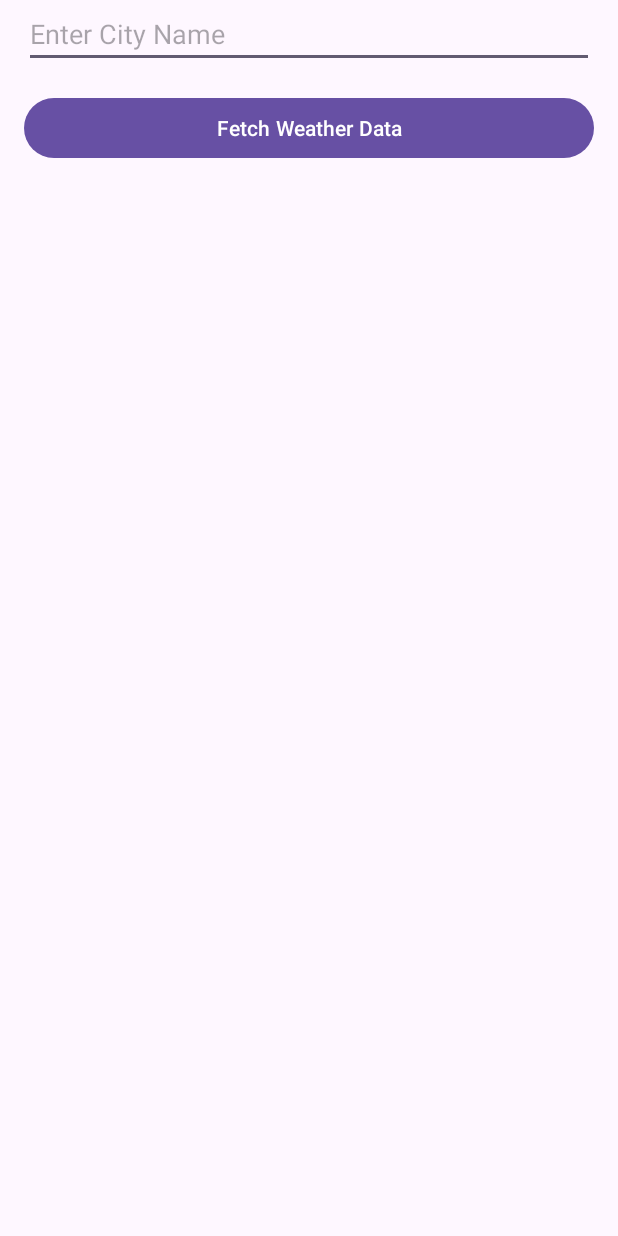
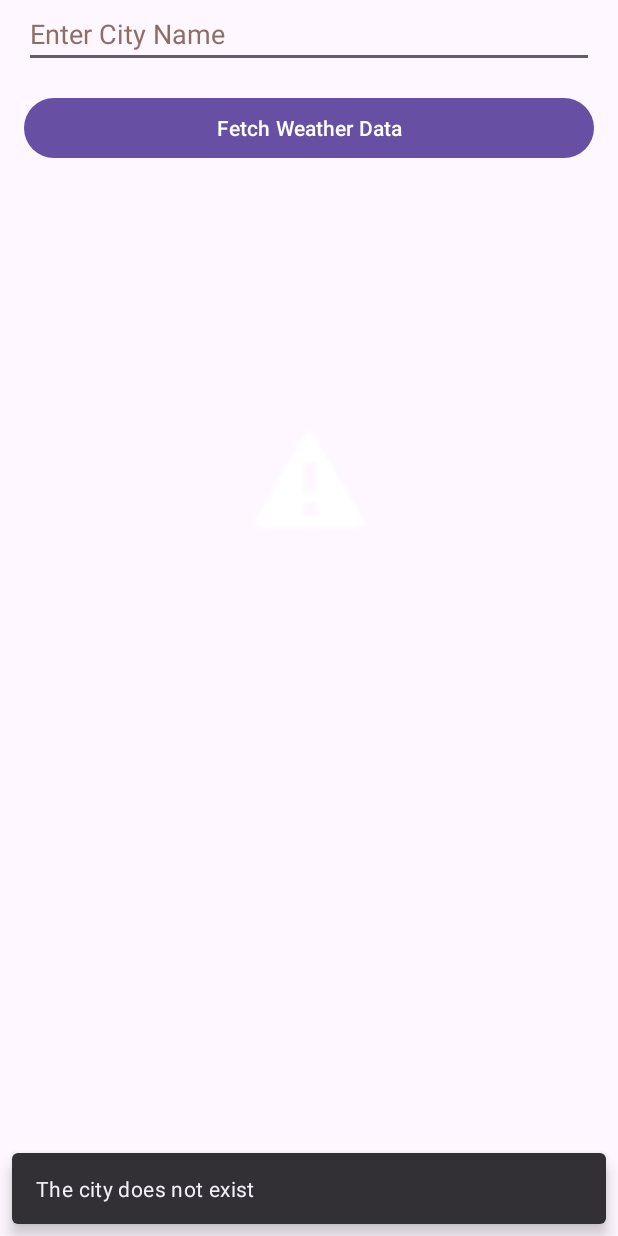
Before and after one commit to CS5520Feinberg/final-project-v2-group-11, an Android app: the SecondActivity screen opened directly, with no data from a screen before it, after a tap on "Fetch Weather Data", on a phone screen of 412 x 824 dp. Run offline under Robolectric (Android 15) with nearby library versions, the phone set to English and light mode, and no system bars.

Commit message:
added error image

```diff
--- a/NUMAD23Su_gourpv2_11/app/src/main/java/com/example/numad23su_gourpv2_11/SecondActivity.java
+++ b/NUMAD23Su_gourpv2_11/app/src/main/java/com/example/numad23su_gourpv2_11/SecondActivity.java
@@ -6,6 +6,7 @@ import android.util.Log;
 import android.view.View;
 import android.widget.Button;
 import android.widget.EditText;
+import android.widget.ImageView;
 import android.widget.ProgressBar;
 import android.widget.TextView;
 
@@ -25,6 +26,8 @@ public class SecondActivity extends AppCompatActivity {
     private EditText cityName;
     private ProgressBar progressBar;
 
+    private ImageView errorImage;
+
     private TextView cityNameResult, temperatureResult, humidityresult, pressureResult,
             windspeedResult;
 
@@ -40,6 +43,8 @@ public class SecondActivity extends AppCompatActivity {
         humidityresult = findViewById(R.id.humidityResult);
         pressureResult = findViewById(R.id.pressureResult);
         windspeedResult = findViewById(R.id.windspeedResult);
+
+        errorImage = findViewById(R.id.errorImage);
 
         progressBar = findViewById(R.id.progress_circular);
 
@@ -70,7 +75,8 @@ public class SecondActivity extends AppCompatActivity {
                 runOnUiThread(() -> humidityresult.setText(""));
                 runOnUiThread(() -> pressureResult.setText(""));
                 runOnUiThread(() -> windspeedResult.setText(""));
-                Snackbar.make(SecondActivity.this.getCurrentFocus(), "The city does not exist", Snackbar.LENGTH_LONG).show();
+                runOnUiThread(() -> errorImage.setVisibility(View.VISIBLE));
+                Snackbar.make(findViewById(R.id.linearLayout), "The city does not exist", Snackbar.LENGTH_LONG).show();
             } finally {
                 runOnUiThread(() -> progressBar.setVisibility(View.GONE));
             }
@@ -97,6 +103,7 @@ public class SecondActivity extends AppCompatActivity {
             runOnUiThread(() -> humidityresult.setText("Humidity: " + humidity));
             runOnUiThread(() -> pressureResult.setText("Pressure: " + pressure));
             runOnUiThread(() -> windspeedResult.setText("Wind Speed: " + windSpeed));
+            runOnUiThread(() -> errorImage.setVisibility(View.GONE));
             //runOnUiThread(() -> resultTextView.setText("City: " + cityName + "\nTemperature: " + temperature + "\nHumidity: " + humidity + "\nPressure: " + pressure + "\nWind Speed: " + windSpeed));
         } catch (Exception e) {
             Log.e("SecondActivity", "Error parsing JSON", e);
--- a/NUMAD23Su_gourpv2_11/app/src/main/res/layout/activity_second.xml
+++ b/NUMAD23Su_gourpv2_11/app/src/main/res/layout/activity_second.xml
@@ -10,14 +10,15 @@
         android:id="@+id/city_name"
         android:layout_width="0dp"
         android:layout_height="wrap_content"
-        android:hint="@string/enter_city_name"
-        android:inputType="text"
         android:layout_marginStart="16dp"
         android:layout_marginEnd="16dp"
+        android:hint="@string/enter_city_name"
+        android:importantForAutofill="no"
+        android:inputType="text"
+        android:textColorHint="#8D6E63"
         app:layout_constraintEnd_toEndOf="parent"
         app:layout_constraintStart_toStartOf="parent"
-        app:layout_constraintTop_toTopOf="parent"
-        android:importantForAutofill="no" />
+        app:layout_constraintTop_toTopOf="parent" />
 
     <Button
         android:id="@+id/fetch_button"
@@ -83,4 +84,16 @@
         app:layout_constraintStart_toStartOf="parent"
         app:layout_constraintEnd_toEndOf="parent" />
 
+    <ImageView
+        android:id="@+id/errorImage"
+        android:layout_width="95dp"
+        android:layout_height="82dp"
+        app:layout_constraintBottom_toBottomOf="parent"
+        app:layout_constraintEnd_toEndOf="parent"
+        app:layout_constraintStart_toStartOf="parent"
+        app:layout_constraintTop_toTopOf="parent"
+        app:layout_constraintVertical_bias="0.377"
+        app:srcCompat="@android:drawable/stat_notify_error"
+        android:visibility="gone"
+        android:contentDescription="@string/todo" />
 </androidx.constraintlayout.widget.ConstraintLayout>
--- a/NUMAD23Su_gourpv2_11/app/src/main/res/values/strings.xml
+++ b/NUMAD23Su_gourpv2_11/app/src/main/res/values/strings.xml
@@ -5,4 +5,5 @@
     <string name="welcome_to_second_activity">Welcome to Second Activity</string>
     <string name="enter_city_name">Enter City Name</string>
     <string name="fetch_weather_data">Fetch Weather Data</string>
+    <string name="todo">TODO</string>
 </resources>
```
